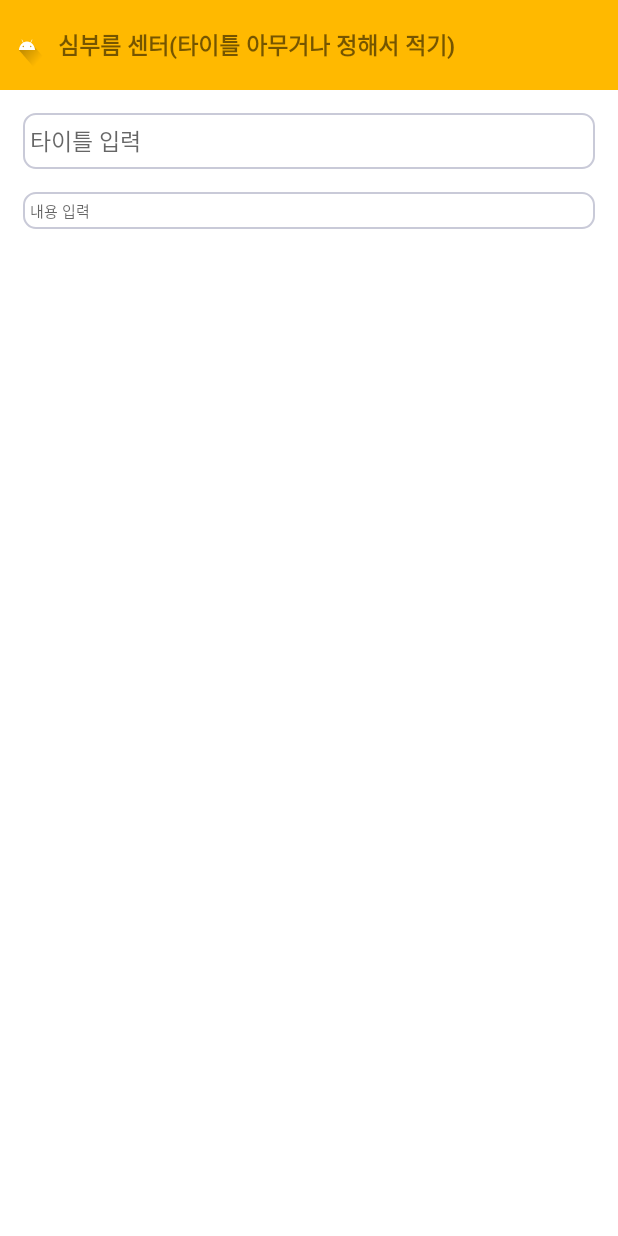
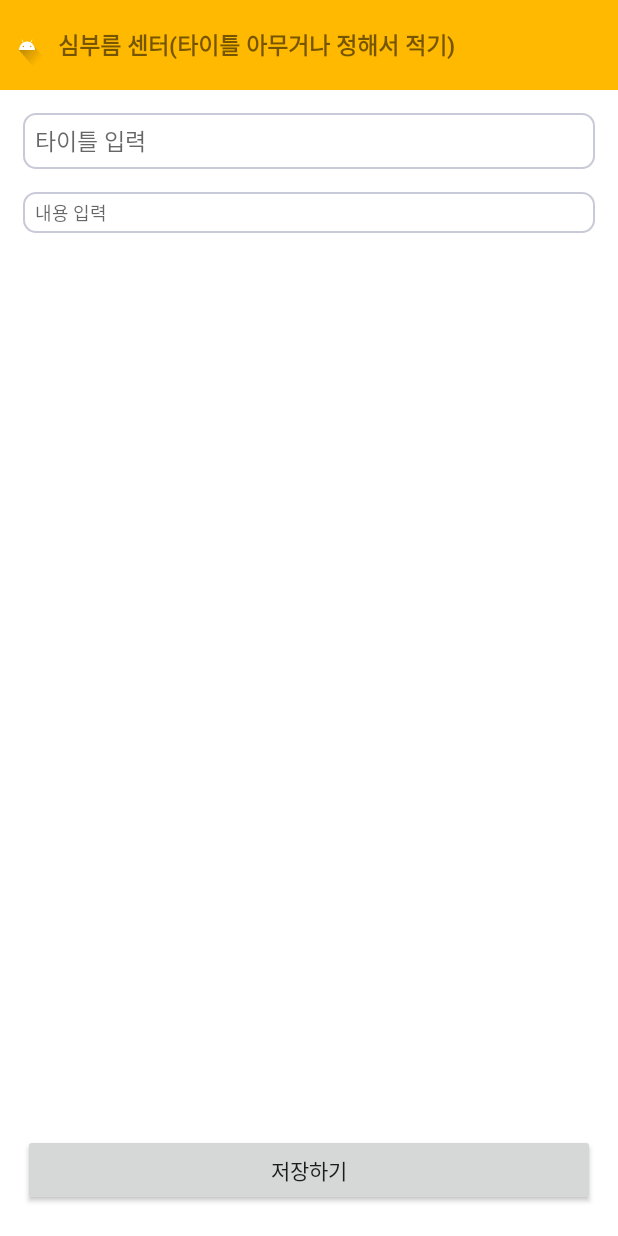
Before and after one commit to Hackaton-2022-Strike/Strike_Android, an Android app: the RegisterActivity screen opened directly, with no data from a screen before it, on a phone screen of 412 x 824 dp. Run offline under Robolectric (Android 15) with nearby library versions, the phone set to English and light mode, and no system bars.

Commit message:
오류 수정중

```diff
--- a/app/src/main/java/kr/hs/hackton_2022/JoinActivity.kt
+++ b/app/src/main/java/kr/hs/hackton_2022/JoinActivity.kt
@@ -81,7 +81,7 @@ class JoinActivity : AppCompatActivity(), View.OnClickListener {
             RPwEt.requestFocus()
             Toast.makeText(this, "비밀번호가 일치하지않습니다.", Toast.LENGTH_SHORT).show()
         }else {
-            val data = JoinData(binding.etName.text.toString(), IdEt.text.toString(), PwEt.text.toString())
+            val data = JoinData(IdEt.text.toString(), binding.etName.text.toString(), PwEt.text.toString())
             RetrofitBuilder.api.HackathonJoin(data).enqueue(object :
                 Callback<JoinData> {
                 override fun onResponse(call: Call<JoinData>, response: Response<JoinData>) {
--- a/app/src/main/java/kr/hs/hackton_2022/RegisterActivity.kt
+++ b/app/src/main/java/kr/hs/hackton_2022/RegisterActivity.kt
@@ -2,10 +2,16 @@ package kr.hs.hackton_2022
 
 import androidx.appcompat.app.AppCompatActivity
 import android.os.Bundle
+import kr.hs.hackton_2022.databinding.ActivityRegisterBinding
 
 class RegisterActivity : AppCompatActivity() {
+    private lateinit var binding: ActivityRegisterBinding
+
     override fun onCreate(savedInstanceState: Bundle?) {
         super.onCreate(savedInstanceState)
-        setContentView(R.layout.activity_register)
+        binding = ActivityRegisterBinding.inflate(layoutInflater)
+        setContentView(binding.root)
+
+
     }
 }
--- a/app/src/main/java/kr/hs/hackton_2022/RetrofitBuilder.kt
+++ b/app/src/main/java/kr/hs/hackton_2022/RetrofitBuilder.kt
@@ -7,7 +7,7 @@ import java.util.concurrent.TimeUnit
 
 object RetrofitBuilder {
     var api: API
-    private var serverIP: String = "10.80.161.136"
+    private var serverIP: String = "192.168.211.60"
 
     init {
         var okHttpClient = OkHttpClient.Builder()
--- a/app/src/main/res/layout/activity_register.xml
+++ b/app/src/main/res/layout/activity_register.xml
@@ -11,16 +11,18 @@
         android:layout_width="match_parent"
         android:layout_height="60dp"
         android:layout_alignParentTop="true"
+        android:background="#FFB900"
+        app:layout_constraintEnd_toEndOf="parent"
         app:layout_constraintStart_toStartOf="parent"
-        app:layout_constraintEnd_toEndOf="parent"
-        app:layout_constraintTop_toTopOf="parent"
-        android:background="#FFB900">
+        app:layout_constraintTop_toTopOf="parent">
+
         <androidx.appcompat.widget.AppCompatButton
             android:id="@+id/back_btn"
-            android:layout_marginLeft="5dp"
             android:layout_width="25dp"
             android:layout_height="29dp"
-            android:background="@drawable/ic_launcher_foreground"/>
+            android:layout_marginLeft="5dp"
+            android:background="@drawable/ic_launcher_foreground" />
+
         <TextView
             android:id="@+id/tv_title"
             android:layout_width="wrap_content"
@@ -34,32 +36,45 @@
 
     <EditText
         android:id="@+id/et_title"
+        android:layout_width="match_parent"
+        android:layout_height="37dp"
         android:layout_margin="15dp"
-        app:layout_constraintStart_toStartOf="parent"
-        app:layout_constraintEnd_toEndOf="parent"
-        app:layout_constraintTop_toBottomOf="@id/header"
         android:layout_marginTop="15dp"
+        android:background="@drawable/textview_round"
         android:hint="타이틀 입력"
+        android:paddingLeft="8dp"
         android:textColor="@color/black"
         android:textSize="15dp"
-        android:background="@drawable/textview_round"
-        android:layout_width="match_parent"
-        android:layout_height="37dp"/>
+        app:layout_constraintEnd_toEndOf="parent"
+        app:layout_constraintStart_toStartOf="parent"
+        app:layout_constraintTop_toBottomOf="@id/header" />
+
     <EditText
         android:id="@+id/et_main"
+        android:layout_width="match_parent"
+        android:layout_height="wrap_content"
         android:layout_margin="15dp"
-        android:textSize="10sp"
-        android:textColor="@color/black"
+        android:layout_marginTop="17dp"
+        android:background="@drawable/textview_round"
         android:hint="내용 입력"
+        android:inputType="textMultiLine"
         android:isScrollContainer="true"
         android:maxHeight="100dp"
-        android:inputType="textMultiLine"
-        android:background="@drawable/textview_round"
+        android:paddingLeft="8dp"
+        android:textColor="@color/black"
+        android:textSize="12sp"
+        app:layout_constraintEnd_toEndOf="@id/et_title"
         app:layout_constraintStart_toStartOf="@id/et_title"
-        app:layout_constraintEnd_toEndOf="@id/et_title"
-        app:layout_constraintTop_toBottomOf="@id/et_title"
-        android:layout_marginTop="17dp"
-        android:layout_width="match_parent"
-        android:layout_height="wrap_content"/>
+        app:layout_constraintTop_toBottomOf="@id/et_title" />
+
+    <androidx.appcompat.widget.AppCompatButton
+        android:id="@+id/save_btn"
+        android:layout_width="0dp"
+        android:layout_height="wrap_content"
+        android:layout_marginBottom="20dp"
+        android:text="저장하기"
+        app:layout_constraintBottom_toBottomOf="parent"
+        app:layout_constraintEnd_toEndOf="@id/et_main"
+        app:layout_constraintStart_toStartOf="@id/et_main" />
 
 </androidx.constraintlayout.widget.ConstraintLayout>
--- a/app/src/main/res/layout/fragment_my_data.xml
+++ b/app/src/main/res/layout/fragment_my_data.xml
@@ -65,19 +65,23 @@
             app:layout_constraintEnd_toEndOf="@id/linear"
             app:layout_constraintStart_toStartOf="@id/linear"
             app:layout_constraintTop_toBottomOf="@id/linear" />
+
         <TextView
             android:id="@+id/tv_my_errand"
             android:layout_width="match_parent"
             android:layout_height="43dp"
             android:layout_margin="12dp"
+            android:layout_marginTop="32dp"
             android:background="@drawable/textview_round"
             android:gravity="center_vertical"
             android:text="내가 올린 심부름 n개                                >"
             android:textColor="@color/black"
             android:textSize="20sp"
             app:layout_constraintEnd_toEndOf="@id/tv_my_write"
+            app:layout_constraintHorizontal_bias="1.0"
             app:layout_constraintStart_toStartOf="@id/tv_my_write"
             app:layout_constraintTop_toBottomOf="@id/tv_my_write" />
+
         <TextView
             android:id="@+id/tv_my_data"
             android:layout_width="match_parent"
--- a/app/src/main/res/xml/network_security_config.xml
+++ b/app/src/main/res/xml/network_security_config.xml
@@ -4,7 +4,7 @@
 
     <domain-config cleartextTrafficPermitted="true">
 
-        <domain includeSubdomains="true">10.80.161.136</domain>
+        <domain includeSubdomains="true">192.168.211.60</domain>
 
     </domain-config>
 
```
Also changed, not shown: app/src/main/res/layout/activity_main.xml (+10 -27 lines).
